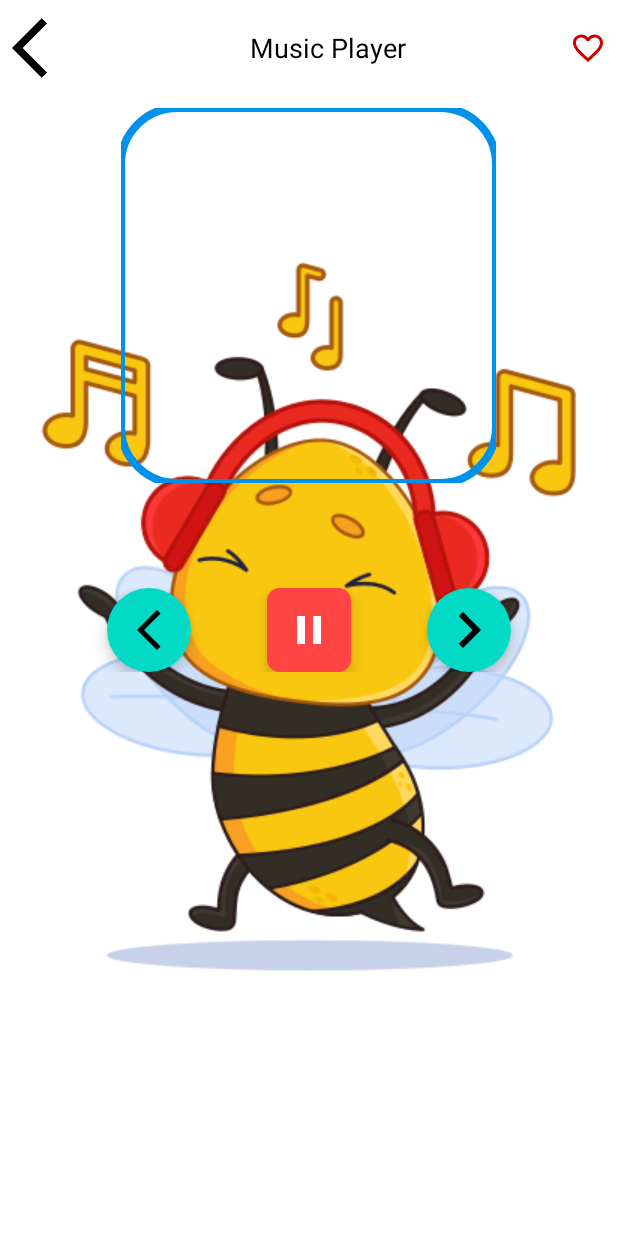
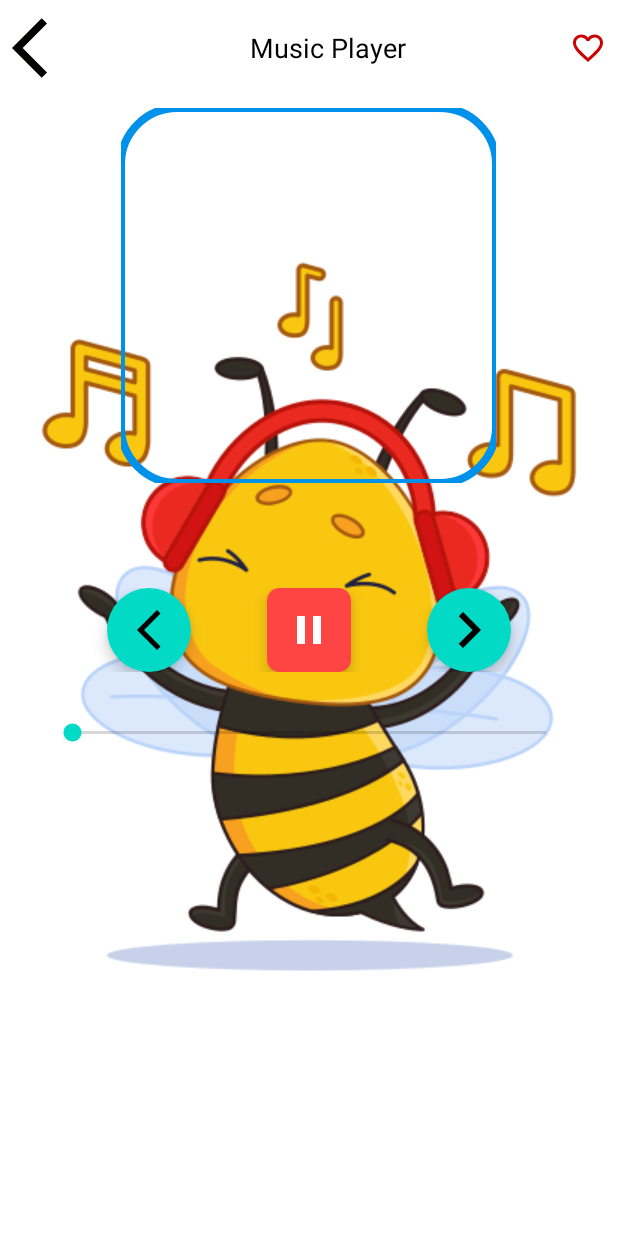
Before and after one commit to sachinssoni98/Music-Player, an Android app: the PlayerActivity screen opened directly, with no data from a screen before it, on a phone screen of 412 x 824 dp. Run offline under Robolectric (Android 15) with nearby library versions, the phone set to English and light mode, and no system bars.

Commit message:
Modified PlayerActivity

```diff
--- a/app/src/main/res/layout/activity_player.xml
+++ b/app/src/main/res/layout/activity_player.xml
@@ -78,6 +78,32 @@
             app:iconSize="48dp"
             android:layout_marginHorizontal="25dp"/>
 
+    </LinearLayout>
+
+    <LinearLayout
+        android:layout_width="match_parent"
+        android:layout_height="25dp"
+        android:layout_margin="28dp">
+
+        <TextView
+            android:layout_width="wrap_content"
+            android:layout_height="match_parent"
+            tools:text="text"
+            android:textSize="15sp"
+            android:layout_marginRight="4dp"
+            android:textColor="@color/black"/>
+        <SeekBar
+            android:layout_width="wrap_content"
+            android:layout_height="match_parent"
+            android:layout_weight="1" />
+        <TextView
+            android:layout_width="wrap_content"
+            android:layout_height="match_parent"
+            tools:text="text"
+            android:textSize="15sp"
+            android:layout_marginLeft="4dp"
+            android:textColor="@color/black"/>
+
 
     </LinearLayout>
 
```
